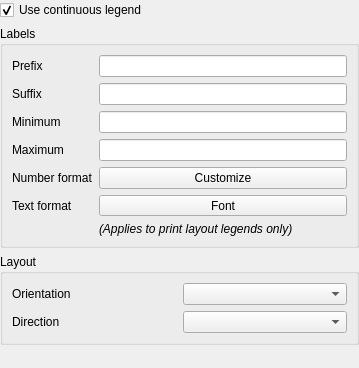
Old version of the form src/ui/qgscolorramplegendnodewidgetbase.ui in the repository carsmie/QGIS.
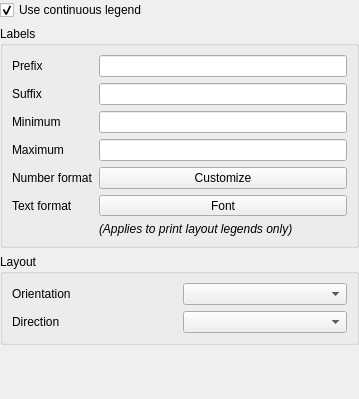
New version of the form. Custom widgets are drawn as their Qt base class.

```diff
--- a/src/ui/qgscolorramplegendnodewidgetbase.ui
+++ b/src/ui/qgscolorramplegendnodewidgetbase.ui
@@ -7,7 +7,7 @@
     <x>0</x>
     <y>0</y>
     <width>359</width>
-    <height>368</height>
+    <height>399</height>
    </rect>
   </property>
   <property name="sizePolicy">
```
Left out of the diff: 6 changed lines with no effect on the pictures.
